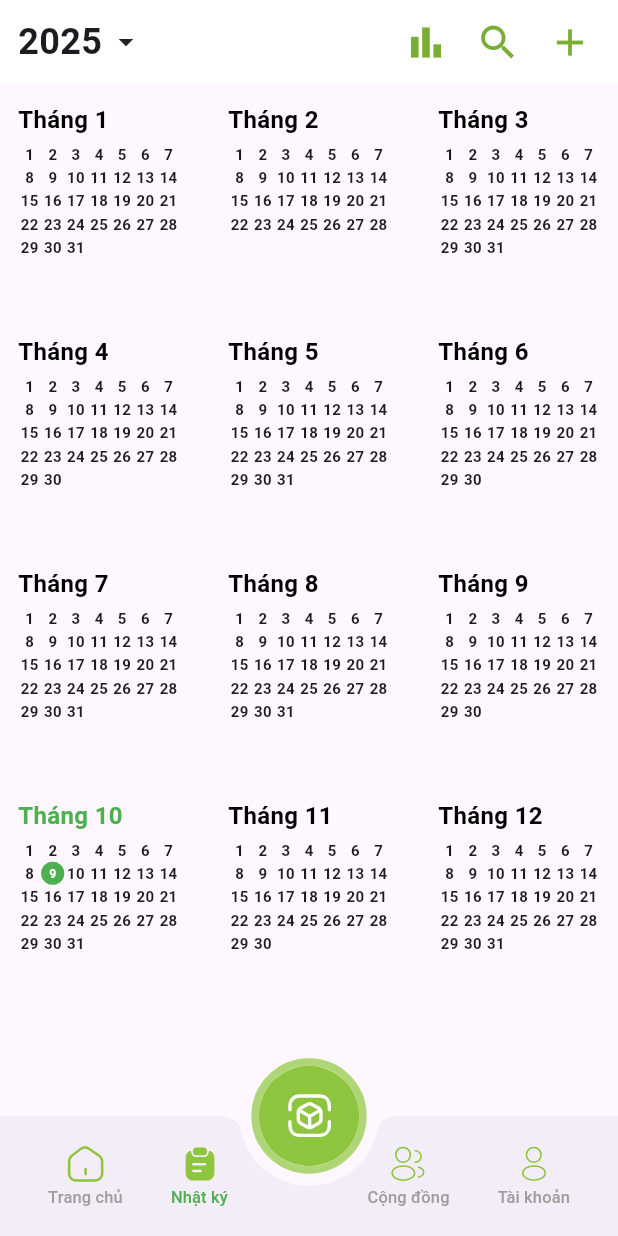
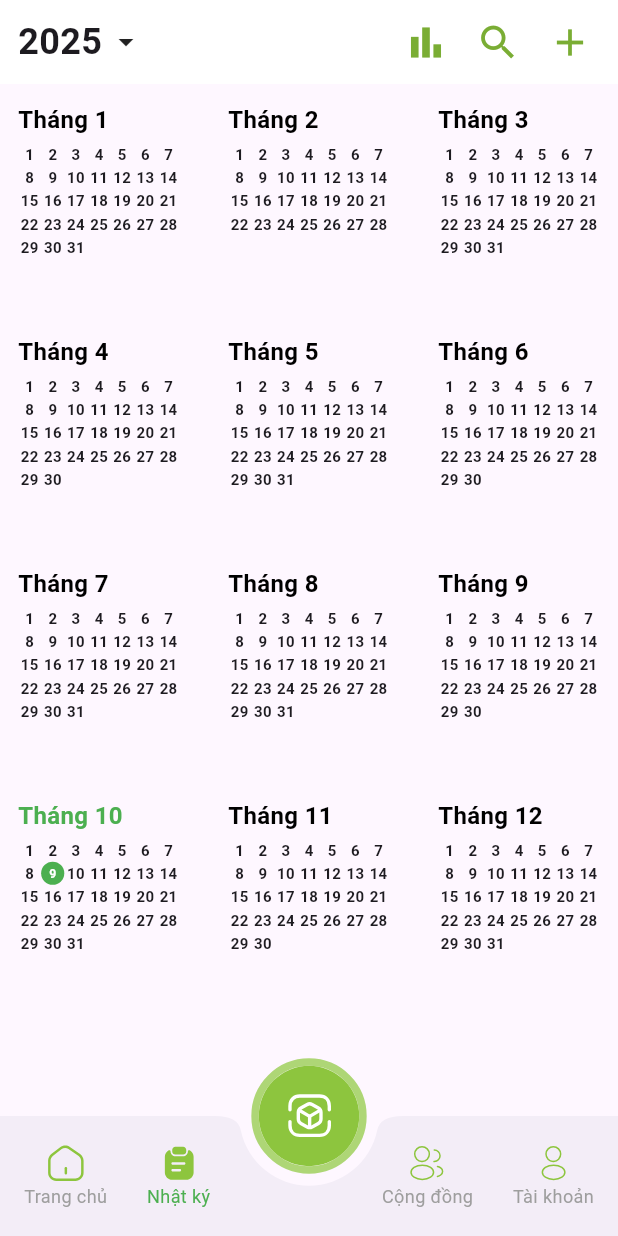
Before and after one commit to NDHunq/SE505_Plantheon, a Flutter app: the CustomNavigator screen opened directly, scrolled down 148 dp, after a tap on "Nhật ký", on a phone screen of 412 x 824 dp. Run offline on Flutter 3.47's test engine with Material 3 defaults, Android fonts, the phone set to English and light mode, and no system bars; our stand-ins replace camera, flutter_bloc, flutter_html, flutter_screenutil, flutter_svg, geolocator and 1 more; missing offline and left inert: styled_divider; network calls fail.

Commit message:
fix: refactor source code

```diff
--- a/lib/presentation/screens/account/edit_info.dart
+++ b/lib/presentation/screens/account/edit_info.dart
@@ -296,7 +296,7 @@ class _EditInfoState extends State<EditInfo> {
                   ],
                 ),
               ),
-              SizedBox(height: 20.sp),
+              SizedBox(height: 16.sp),
 
               // Date of Birth Field
               _buildSectionTitle('Ngày sinh'),
@@ -304,7 +304,7 @@ class _EditInfoState extends State<EditInfo> {
               GestureDetector(
                 onTap: _selectDate,
                 child: Container(
-                  padding: EdgeInsets.all(16.sp),
+                  padding: EdgeInsets.all(12.sp),
                   decoration: BoxDecoration(
                     color: Colors.white,
                     borderRadius: BorderRadius.circular(12.sp),
@@ -420,7 +420,7 @@ class _EditInfoState extends State<EditInfo> {
             ),
             filled: true,
             fillColor: Colors.white,
-            contentPadding: EdgeInsets.all(16.sp),
+            contentPadding: EdgeInsets.all(12.sp),
           ),
         ),
       ],
--- a/lib/presentation/screens/navigator/navigator.dart
+++ b/lib/presentation/screens/navigator/navigator.dart
@@ -65,10 +65,11 @@ class _CustomNavigatorState extends State<CustomNavigator> {
           mainAxisAlignment: MainAxisAlignment.spaceBetween,
           children: <Widget>[
             Row(
+              spacing: 24.sp,
               children: [
-                MaterialButton(
-                  minWidth: 40,
-                  onPressed: () => _onItemTapped(0),
+                InkWell(
+                  borderRadius: BorderRadius.all(Radius.circular(20.sp)),
+                  onTap: () => _onItemTapped(0),
                   child: Column(
                     mainAxisAlignment: MainAxisAlignment.center,
                     children: [
@@ -85,15 +86,15 @@ class _CustomNavigatorState extends State<CustomNavigator> {
                           color: _selectedIndex == 0
                               ? Colors.green
                               : Colors.grey,
-                          fontSize: 10.sp,
+                          fontSize: 11.sp,
                         ), // Removed ANSI color code
                       ),
                     ],
                   ),
                 ),
-                MaterialButton(
-                  minWidth: 40,
-                  onPressed: () => _onItemTapped(1),
+                InkWell(
+                  borderRadius: BorderRadius.all(Radius.circular(20.sp)),
+                  onTap: () => _onItemTapped(1),
                   child: Column(
                     mainAxisAlignment: MainAxisAlignment.center,
                     children: [
@@ -110,19 +111,21 @@ class _CustomNavigatorState extends State<CustomNavigator> {
                           color: _selectedIndex == 1
                               ? Colors.green
                               : Colors.grey,
-                          fontSize: 10.sp,
+                          fontSize: 11.sp,
                         ),
                       ),
                     ],
                   ),
                 ),
+                SizedBox(width: 0.sp),
               ],
             ),
             Row(
+              spacing: 24.sp,
               children: [
-                MaterialButton(
-                  minWidth: 40,
-                  onPressed: () => _onItemTapped(2),
+                InkWell(
+                  borderRadius: BorderRadius.all(Radius.circular(20.sp)),
+                  onTap: () => _onItemTapped(2),
                   child: Column(
                     mainAxisAlignment: MainAxisAlignment.center,
                     children: [
@@ -139,15 +142,15 @@ class _CustomNavigatorState extends State<CustomNavigator> {
                           color: _selectedIndex == 2
                               ? Colors.green
                               : Colors.grey,
-                          fontSize: 10.sp,
+                          fontSize: 11.sp,
                         ),
                       ),
                     ],
                   ),
                 ),
-                MaterialButton(
-                  minWidth: 40,
-                  onPressed: () => _onItemTapped(3),
+                InkWell(
+                  borderRadius: BorderRadius.all(Radius.circular(20.sp)),
+                  onTap: () => _onItemTapped(3),
                   child: Column(
                     mainAxisAlignment: MainAxisAlignment.center,
                     children: [
@@ -164,7 +167,7 @@ class _CustomNavigatorState extends State<CustomNavigator> {
                           color: _selectedIndex == 3
                               ? Colors.green
                               : Colors.grey,
-                          fontSize: 10.sp,
+                          fontSize: 11.sp,
                         ),
                       ),
                     ],
```
Also changed, not shown: lib/presentation/screens/community/community.dart (+37 -43 lines).
